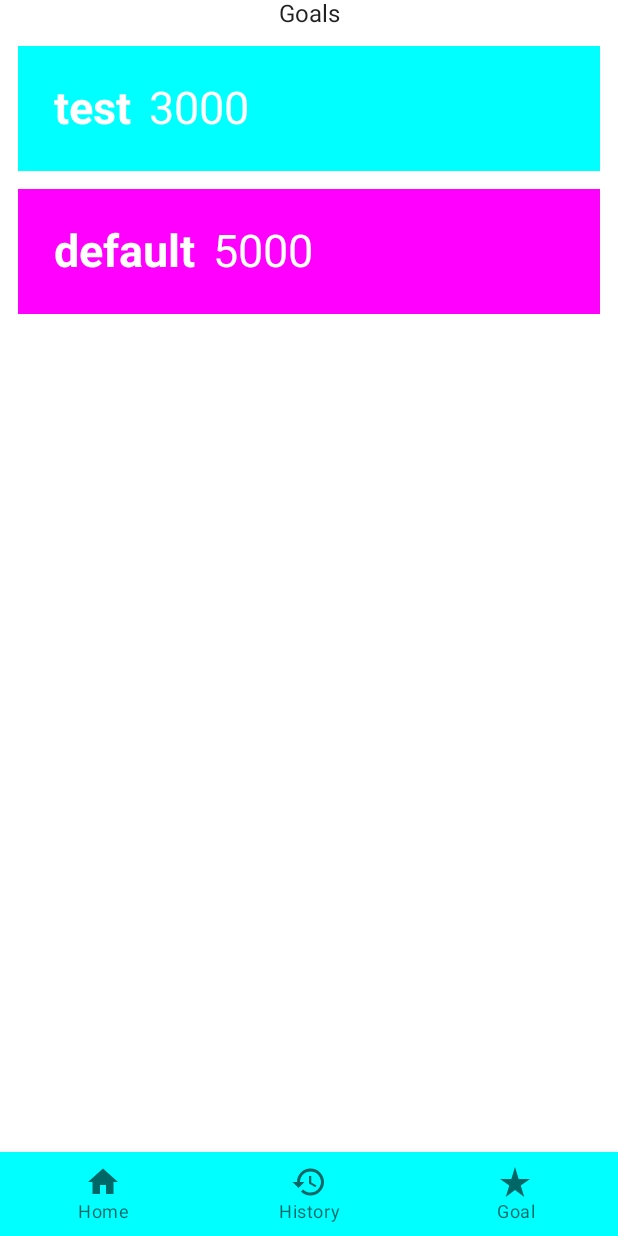
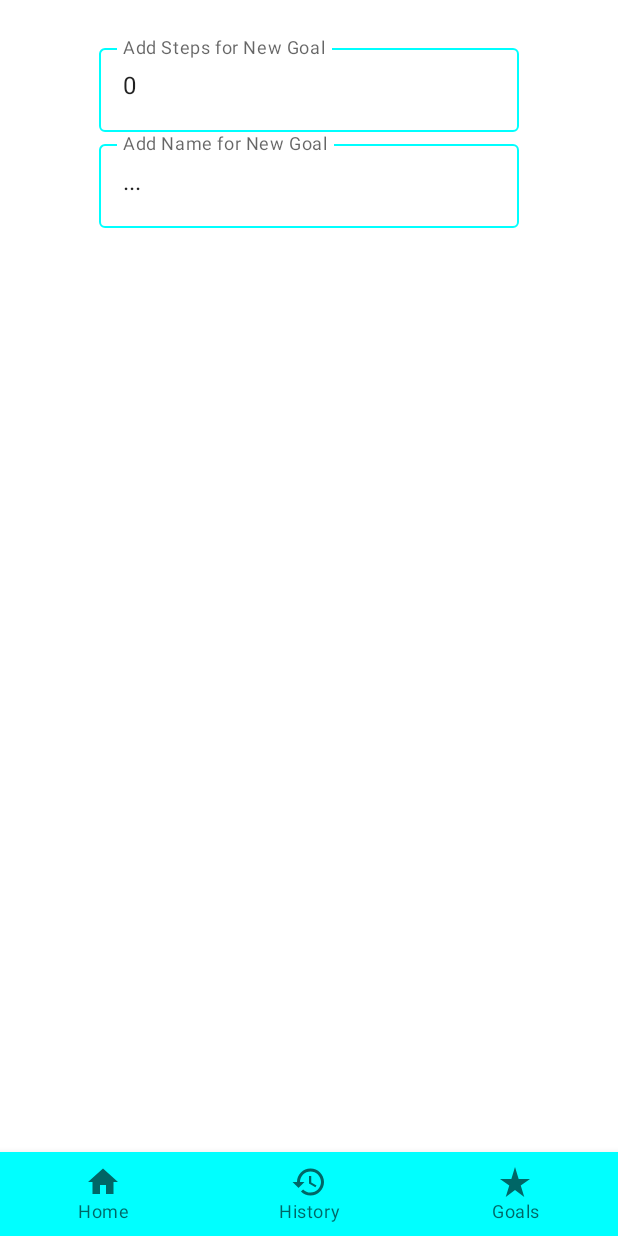
Before and after one commit to FangfangChen2023/kotlin_Test, an Android app built with Jetpack Compose: the screen it shows after launch (MainActivity), item 3 of the bottom bar chosen, on a phone screen of 412 x 824 dp. Run offline under Robolectric (Android 15) with nearby library versions, the phone set to English and light mode, and no system bars; libraries missing offline, so code that uses them is left out: com.himanshoe.charty.

Commit message:
user can now add new goal (but not in a graphically pleasing way), added default goal for after app is first installed, added percentage on home screen (rounded to int)

```diff
--- a/app/src/main/java/com/example/kotlin_2/BottomNavigation.kt
+++ b/app/src/main/java/com/example/kotlin_2/BottomNavigation.kt
@@ -110,6 +110,6 @@ val TOP_LEVEL_DESTINATIONS = listOf(
         route = ReplyRoute.Goal,
         selectedIcon = R.drawable.baseline_star_rate_24,
         unselectedIcon = R.drawable.baseline_star_rate_24,
-        iconText = "Goal"
+        iconText = "Goals"
     ),
 )
--- a/app/src/main/java/com/example/kotlin_2/DataBaseHelper.kt
+++ b/app/src/main/java/com/example/kotlin_2/DataBaseHelper.kt
@@ -92,7 +92,7 @@ class DataBaseHandler(var context: Context) : SQLiteOpenHelper(context, DATABASE
                 return(goalItem)
 
         }
-        Toast.makeText(context, "Failed, no result for getting active goal", Toast.LENGTH_SHORT).show()
+        //Toast.makeText(context, "Failed, no result for getting active goal", Toast.LENGTH_SHORT).show()
 
         return(GoalItem("default", 5000, true))
     }
--- a/app/src/main/java/com/example/kotlin_2/MainActivity.kt
+++ b/app/src/main/java/com/example/kotlin_2/MainActivity.kt
@@ -47,11 +47,11 @@ class MainActivity : ComponentActivity() {
                 //create goal database, initialise with default goals
                 val db = DataBaseHandler(context)
                 //TODO delete this before actually showing the app
-                db.clearDatabase()
+                //db.clearDatabase()
                 val defaultGoal = GoalItem("default", 5000, true)
-                val testGoal = GoalItem("test", 3000, false)
-                db.insert(testGoal)
-                db.insert(defaultGoal)
+                //val testGoal = GoalItem("test", 3000, false)
+                //db.insert(testGoal)
+                //db.insert(defaultGoal)
                 val navController = rememberNavController()
                 Scaffold(
                     bottomBar = {
--- a/app/src/main/java/com/example/kotlin_2/customComponents/CustomProgressBar.kt
+++ b/app/src/main/java/com/example/kotlin_2/customComponents/CustomProgressBar.kt
@@ -1,5 +1,6 @@
 package com.example.kotlin_2.customComponents
 
+import kotlin.math.roundToInt
 import DataBaseHandler
 import androidx.compose.animation.animateColorAsState
 import androidx.compose.animation.core.animateFloatAsState
@@ -48,8 +49,10 @@ fun CustomProgressBar(
 
     //smallText: String = "Goal: " + (activeGoal.name),
     smallTextColor: Color = Color.Gray.copy(alpha = 0.6f),
+    smallText2Color: Color = Color.Gray.copy(alpha = 0.6f),
     stepsInfoColor: Color = Color.Black,
     smallTextFontSize: TextUnit = MaterialTheme.typography.h6.fontSize,
+    smallText2FontSize: TextUnit = MaterialTheme.typography.h6.fontSize,
     stepsInfoFontSize: TextUnit = MaterialTheme.typography.h4.fontSize,
 
     ) {
@@ -61,6 +64,7 @@ fun CustomProgressBar(
     var allowedMaxIndicatorValue by remember {
         mutableStateOf(maxIndicatorValue)
     }
+
     allowedMaxIndicatorValue = if (indicatorValue <= maxIndicatorValue!!) {
         indicatorValue
     } else {
@@ -68,6 +72,7 @@ fun CustomProgressBar(
     }
 
     var smallText: String = "Goal: " + (activeGoal.name)
+
 
     var animatedIndicatorValue by remember { mutableStateOf(0f) }
     LaunchedEffect(key1 = allowedMaxIndicatorValue) {
@@ -88,7 +93,10 @@ fun CustomProgressBar(
 
 
     val stepsInfo = "$indicatorValue/$maxIndicatorValue"
-    Column(
+    //var percentage by remember {mutableStateOf((indicatorValue/maxIndicatorValue) * 100)}
+    var percentage = ((indicatorValue.toDouble()/maxIndicatorValue) * 100).roundToInt()
+    var smallText2 = "$percentage%" //by remember {mutableStateOf("$percentage%")}
+        Column(
         modifier = Modifier
             .size(canvasSize)
             .drawBehind {
@@ -111,9 +119,12 @@ fun CustomProgressBar(
         ElementInsideBar(
             smallText = smallText,
             stepsInfo = stepsInfo,
+            smallText2 = smallText2,
             smallTextColor = smallTextColor,
+            smallText2Color = smallText2Color,
             stepsInfoColor = animatedStepsInfo,
             smallTextFontSize = smallTextFontSize,
+            smallText2FontSize = smallText2FontSize,
             stepsInfoFontSize = stepsInfoFontSize,
 
             )
@@ -171,9 +182,12 @@ fun DrawScope.foregroundIndicator(
 fun ElementInsideBar(
     smallText: String,
     stepsInfo: String,
+    smallText2: String,
     smallTextColor: Color,
+    smallText2Color: Color,
     stepsInfoColor: Color,
     smallTextFontSize: TextUnit,
+    smallText2FontSize: TextUnit,
     stepsInfoFontSize: TextUnit
 ) {
     Text(
@@ -189,4 +203,10 @@ fun ElementInsideBar(
         fontWeight = FontWeight.Bold,
         textAlign = TextAlign.Center
     )
+    Text(
+        text = smallText2,
+        color = smallText2Color,
+        fontSize = smallText2FontSize,
+        textAlign = TextAlign.Center
+    )
 }
--- a/app/src/main/java/com/example/kotlin_2/model/GoalItem.kt
+++ b/app/src/main/java/com/example/kotlin_2/model/GoalItem.kt
@@ -1,7 +1,7 @@
 package com.example.kotlin_2.model
 
 data class GoalItem (
-    val name : String,
-    val steps : Int,
+    var name : String,
+    var steps : Int,
     var active : Boolean
 )
--- a/app/src/main/java/com/example/kotlin_2/screen/GoalScreen.kt
+++ b/app/src/main/java/com/example/kotlin_2/screen/GoalScreen.kt
@@ -8,16 +8,24 @@ import android.util.Log
 import android.widget.EditText
 import android.widget.TextView
 import android.widget.Toast
+import androidx.compose.foundation.background
 import androidx.compose.foundation.clickable
 import androidx.compose.foundation.layout.*
 import androidx.compose.foundation.lazy.LazyColumn
 import androidx.compose.foundation.lazy.itemsIndexed
 import androidx.compose.foundation.selection.selectable
+import androidx.compose.foundation.text.KeyboardActions
+import androidx.compose.foundation.text.KeyboardOptions
+import androidx.compose.material.OutlinedTextField
 import androidx.compose.material.Text
+import androidx.compose.material.TextFieldDefaults
 import androidx.compose.runtime.*
 import androidx.compose.ui.Alignment
 import androidx.compose.ui.Modifier
 import androidx.compose.ui.platform.LocalContext
+import androidx.compose.ui.platform.LocalFocusManager
+import androidx.compose.ui.text.input.ImeAction
+import androidx.compose.ui.text.input.KeyboardType
 import androidx.compose.ui.unit.dp
 import com.example.kotlin_2.repository.GoalRepository
 import com.example.kotlin_2.GoalListItem
@@ -31,12 +39,12 @@ fun GoalScreen(){
         .fillMaxSize()
         ,horizontalAlignment = Alignment.CenterHorizontally) {
 
-        Text(text = "Goals")
+        //Text(text = "Goals")
 
         //var goalRepository by remember {mutableStateOf(GoalRepository())}
         //var allGoals by remember {mutableStateOf(goalRepository.getAllGoals())}
         val context = LocalContext.current
-        val db = DataBaseHandler(context)
+        val db by remember {mutableStateOf(DataBaseHandler(context))}
         //var allGoals = db.readData()
         var allGoals by remember {mutableStateOf(db.readData())}
 
@@ -56,5 +64,72 @@ fun GoalScreen(){
                 )
             }
         }
+        var stepsInput by remember { mutableStateOf(0) }
+        var nameInput by remember { mutableStateOf("...") }
+        var newGoal = GoalItem("new", 0, false)
+        val focusManager = LocalFocusManager.current
+        OutlinedTextField(
+            modifier = Modifier
+                .background(androidx.compose.ui.graphics.Color.Transparent),
+
+            value = stepsInput.toString(),
+            onValueChange = {
+                stepsInput = if (it.isNotEmpty()) {
+                    it.toInt()
+                } else {
+                    0
+                }
+
+            },
+            label = { Text(text = "Add Steps for New Goal") },
+            placeholder = { Text(text = "0") },
+            colors = TextFieldDefaults.outlinedTextFieldColors(
+                focusedBorderColor = androidx.compose.ui.graphics.Color.Cyan,
+                unfocusedBorderColor = androidx.compose.ui.graphics.Color.Cyan
+            ),
+            keyboardOptions = KeyboardOptions(
+                keyboardType = KeyboardType.Number,
+                imeAction = ImeAction.Done),
+            keyboardActions = KeyboardActions(
+                onDone = {
+                    focusManager.clearFocus()
+                    })
+        )
+
+        OutlinedTextField(
+            modifier = Modifier
+                .background(androidx.compose.ui.graphics.Color.Transparent),
+
+            value = nameInput,
+            onValueChange = {
+                nameInput = if (it.isNotEmpty()) {
+                    it
+                } else {
+                    ""
+                }
+
+            },
+            label = { Text(text = "Add Name for New Goal") },
+            placeholder = { Text(text = "") },
+            colors = TextFieldDefaults.outlinedTextFieldColors(
+                focusedBorderColor = androidx.compose.ui.graphics.Color.Cyan,
+                unfocusedBorderColor = androidx.compose.ui.graphics.Color.Cyan
+            ),
+            keyboardOptions = KeyboardOptions(
+                keyboardType = KeyboardType.Text,
+                imeAction = ImeAction.Done),
+            keyboardActions = KeyboardActions(
+                onDone = {
+                    //steps += stepsInput
+                    //var steps = sharedPreference.getInt("currentSteps", 0)
+                    newGoal.name = nameInput
+                    newGoal.steps = stepsInput
+                    db.insert(newGoal)
+                    allGoals = db.readData()
+                    focusManager.clearFocus()
+                    nameInput = "..."
+                    stepsInput = 0;
+                })
+        )
     }
 }
```
